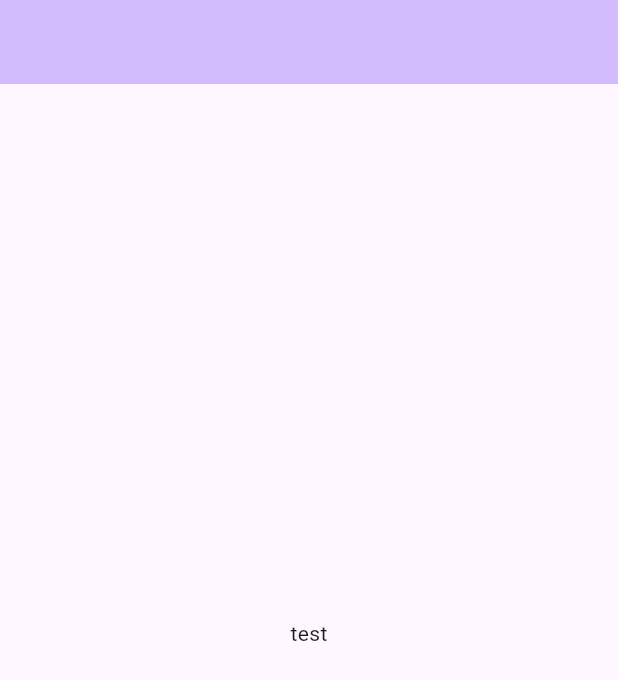
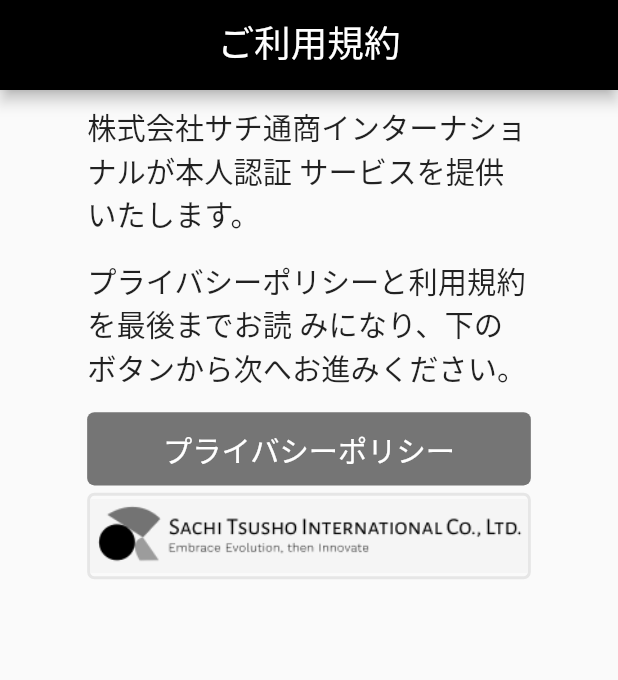
Before and after one commit to hello-world-was-taken/upwork-hassan, a Flutter app: the screen it shows after launch, on a phone screen of 412 x 824 dp. Shown: the top 680 px of the screen. Run offline on Flutter 3.47's test engine with Material 2 defaults, Android fonts, the phone set to English and light mode, and no system bars; our stand-ins replace flutter_screenutil.

Commit message:
terms_and_condictions_page_half_com

```diff
--- a/lib/features/pages/presentation/terms_and_conditions.dart
+++ b/lib/features/pages/presentation/terms_and_conditions.dart
@@ -1,36 +1,99 @@
 import 'package:flutter/material.dart';
+import 'package:flutter_screenutil/flutter_screenutil.dart';
+import 'package:upwork_hassan/features/pages/presentation/widgets/app_bar.dart';
 
-class MyHomePage extends StatefulWidget {
-  const MyHomePage({super.key});
+class termsAndConditions extends StatefulWidget {
+  const termsAndConditions({super.key});
+
+  @override
+  State<termsAndConditions> createState() => _termsAndConditionsState();
+}
+
+class _termsAndConditionsState extends State<termsAndConditions> {
+  @override
+  Widget build(BuildContext context) {
+    return SafeArea(
+      child: Scaffold(
+        appBar: customAppBar(),
+        body: SingleChildScrollView(
+          child: Column(
+            children: [
+              Padding(padding: EdgeInsets.symmetric(
+                horizontal: 55.w,
+                vertical: 10.h
+              ),
+              child: Column(
+                children: [
+                  Container(
+                    margin: EdgeInsets.only(bottom: 5.h),
+                    width: double.infinity,
+                    height: 100.h,
+                    child:  Text("株式会社サチ通商インターナショナルが本人認証 サービスを提供いたします。",
+                    style: TextStyle(
+                      fontSize: 20.h,
+                    ),
+                    ),
+                  ),
+
+                                  Container(
+                    margin: EdgeInsets.only(bottom: 5.h),
+                    width: double.infinity,
+                    height: 100.h,
+                    child:  Text("プライバシーポリシーと利用規約を最後までお読 みになり、下のボタンから次へお進みください。",
+                    style: TextStyle(
+                      fontSize: 20.h,
+                    ),
+                    ),
+                  ),
+
+                  Container(
+                    margin: EdgeInsets.only(bottom: 5.h),
+                    width: double.infinity,
+                    height: 50.h,
+                    decoration: BoxDecoration(
+color: Color(0XFF757575),
+borderRadius: BorderRadius.circular(5.r)
+                    ),
+
+                    child: Center(
+                      child: Text(
+                        "プライバシーポリシー",
+                        style: TextStyle(
+                          color: Colors.white,
+                          fontSize: 20.h
+                        ),
+
+                      )
+                      ),
+                  ),
 
 
-  @override
-  State<MyHomePage> createState() => _MyHomePageState();
-}
+                  Container(
+                    width: double.infinity,
+                    decoration: BoxDecoration(
+                      borderRadius: BorderRadius.circular(5.r),
+                              border: Border.all(
+          color: Color(0XFFe6e6e6),
+          width: 2.0,
+        ),
+                    ),
+                    child: Column(
+                      children: [
+                        Image.asset(
+                          "assets/images/logo_and_name.png",
 
-class _MyHomePageState extends State<MyHomePage> {
+                          height: 55.h,
+                        )
+                      ],
+                    ),
+                  )
 
+              ],),
 
+              )
 
-  @override
-  Widget build(BuildContext context) {
-    return Scaffold(
-      appBar: AppBar(
-        backgroundColor: Theme.of(context).colorScheme.inversePrimary,
-        title: Text(""),
-      ),
-      body: Center(
-        child: Column(
-          mainAxisAlignment: MainAxisAlignment.center,
-          children: <Widget>[
-            const Text(
-              'test',
-            ),
-            Text(
-              '',
-              style: Theme.of(context).textTheme.headlineMedium,
-            ),
-          ],
+            ],
+          ),
         ),
       ),
     );
--- /dev/null
+++ b/lib/features/pages/presentation/widgets/app_bar.dart
@@ -0,0 +1,30 @@
+import 'package:flutter/material.dart';
+import 'package:flutter_screenutil/flutter_screenutil.dart';
+
+class customAppBar extends StatelessWidget implements PreferredSizeWidget {
+  const customAppBar({super.key});
+  @override
+  Size get preferredSize => Size.fromHeight(60);
+
+  @override
+  Widget build(BuildContext context) {
+    return AppBar(
+      backgroundColor: Colors.black,
+      title: Container(
+
+        width: double.infinity,
+
+        child: Center(
+          child: Text(
+            "ご利用規約",
+            style: TextStyle(
+              color: Colors.white,
+              fontSize: 25.h
+            ),
+
+          ),
+        ),
+      ),
+    );
+  }
+}
--- a/lib/main.dart
+++ b/lib/main.dart
@@ -1,4 +1,5 @@
 import 'package:flutter/material.dart';
+import 'package:flutter_screenutil/flutter_screenutil.dart';
 import 'package:upwork_hassan/features/pages/presentation/terms_and_conditions.dart';
 
 void main() {
@@ -11,13 +12,12 @@ class MyApp extends StatelessWidget {
   // This widget is the root of your application.
   @override
   Widget build(BuildContext context) {
-    return MaterialApp(
-      title: 'Flutter Demo',
-      theme: ThemeData(
-        colorScheme: ColorScheme.fromSeed(seedColor: Colors.deepPurple),
-        useMaterial3: true,
-      ),
-      home:  MyHomePage(),
+    return ScreenUtilInit(
+      designSize: Size(390, 844),
+      child: MaterialApp(
+      debugShowCheckedModeBanner: false,
+      home: termsAndConditions(),
+    ),
     );
   }
 }
--- a/pubspec.yaml
+++ b/pubspec.yaml
@@ -60,8 +60,8 @@ flutter:
   uses-material-design: true
 
   # To add assets to your application, add an assets section, like this:
-  # assets:
-  #   - images/a_dot_burr.jpeg
+  assets:
+    - assets/images/
   #   - images/a_dot_ham.jpeg
 
   # An image asset can refer to one or more resolution-specific "variants", see
```
Also changed, not shown: assets/images/logo_and_name.png (added).
